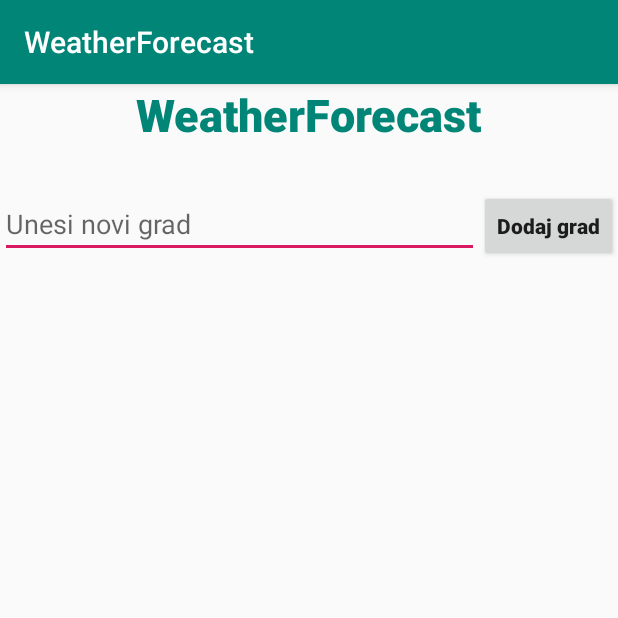
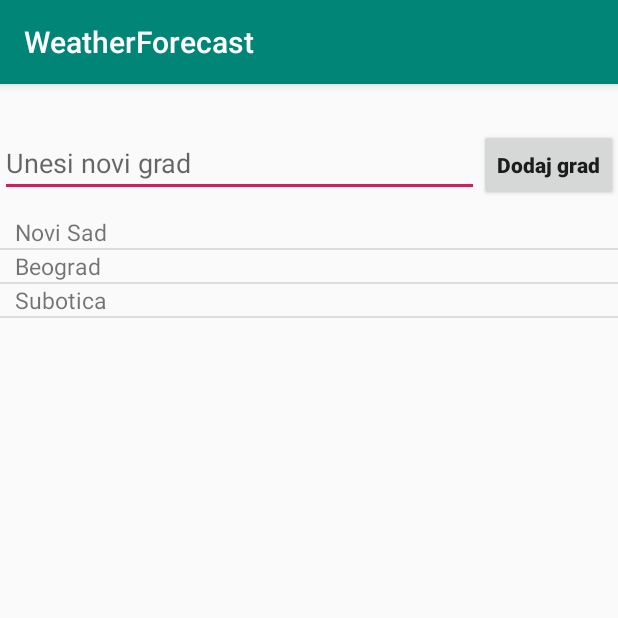
Before and after one commit to PetarZecevic/PNRS1, an Android app: the screen it shows after launch (MainActivity), on a phone screen of 412 x 824 dp, the top half of it. Run offline under Robolectric (Android 15) with nearby library versions, the phone set to English and light mode, and no system bars.

Commit message:
WeatherForecast: works fine without RadioButton, bug with rb, not reacting when clicked, listener is in MainActivity

```diff
--- /dev/null
+++ b/WeatherForecast/app/src/main/java/com/example/weatherforecast/CityAdapter.java
@@ -0,0 +1,77 @@
+package com.example.weatherforecast;
+
+import android.content.Context;
+import android.view.LayoutInflater;
+import android.view.View;
+import android.view.ViewGroup;
+import android.widget.BaseAdapter;
+import android.widget.RadioButton;
+import android.widget.TextView;
+
+import java.util.ArrayList;
+
+public class CityAdapter extends BaseAdapter {
+    private Context mContext;
+    private ArrayList<CityOption> mCityOptions;
+    private static class ViewHolder{
+        //public RadioButton rbutton;
+        public TextView cname;
+    }
+
+    public CityAdapter(Context context){
+        mContext = context;
+        mCityOptions = new ArrayList<CityOption>();
+        mCityOptions.add(new CityOption("Novi Sad"));
+        mCityOptions.add(new CityOption("Beograd"));
+        mCityOptions.add(new CityOption("Subotica"));
+    }
+
+    @Override
+    public int getCount() {
+        return mCityOptions.size();
+    }
+
+    @Override
+    public Object getItem(int i) throws IndexOutOfBoundsException{
+        Object oc = null;
+        try{
+            oc = mCityOptions.get(i);
+        }catch(IndexOutOfBoundsException e){
+            e.printStackTrace();
+        }
+        return oc;
+    }
+
+    @Override
+    public long getItemId(int i) {
+        return i;
+    }
+
+    public void addItem(CityOption co){
+        mCityOptions.add(co);
+        notifyDataSetChanged();
+    }
+
+    public boolean removeItem(CityOption co){
+        boolean ret = mCityOptions.remove(co);
+        notifyDataSetChanged();
+        return ret;
+    }
+
+    @Override
+    public View getView(int i, View view, ViewGroup viewGroup) {
+        View convertView = view;
+        if(convertView == null){
+            LayoutInflater inflater = (LayoutInflater) mContext.getSystemService(Context.LAYOUT_INFLATER_SERVICE);
+            convertView = inflater.inflate(R.layout.city_element, null);
+            ViewHolder holder = new ViewHolder();
+           // holder.rbutton = (RadioButton) convertView.findViewById(R.id.element_button);
+            holder.cname = (TextView) convertView.findViewById(R.id.element_name);
+            convertView.setTag(holder);
+        }
+        CityOption option = (CityOption) getItem(i);
+        ViewHolder holder = (ViewHolder) convertView.getTag();
+        holder.cname.setText(option.getCityName(), TextView.BufferType.NORMAL);
+        return convertView;
+    }
+}
--- /dev/null
+++ b/WeatherForecast/app/src/main/java/com/example/weatherforecast/CityOption.java
@@ -0,0 +1,18 @@
+package com.example.weatherforecast;
+
+// Class that holds resources that are in ListView options.
+public class CityOption {
+    private String mCityName;
+
+    public CityOption(String name){
+        mCityName = name;
+    }
+
+    public void setCityName(String mCityName) {
+        this.mCityName = mCityName;
+    }
+
+    public String getCityName() {
+        return mCityName;
+    }
+}
--- a/WeatherForecast/app/src/main/java/com/example/weatherforecast/MainActivity.java
+++ b/WeatherForecast/app/src/main/java/com/example/weatherforecast/MainActivity.java
@@ -7,13 +7,17 @@ import android.support.v7.app.AppCompatActivity;
 import android.os.Bundle;
 import android.util.Log;
 import android.view.View;
+import android.widget.AdapterView;
 import android.widget.Button;
 import android.widget.EditText;
+import android.widget.ListView;
 
-public class MainActivity extends AppCompatActivity implements View.OnClickListener{
+public class MainActivity extends AppCompatActivity implements View.OnClickListener,
+        AdapterView.OnItemClickListener, AdapterView.OnItemLongClickListener{
     private EditText mCity;
     private Button mSubmit;
     private AlertDialog mAlert;
+    private CityAdapter mAdapter;
     private static final String TAG = "MainActivity";
     public static final String CITY_INDEX = "city_name_index";
 
@@ -21,11 +25,17 @@ public class MainActivity extends AppCompatActivity implements View.OnClickListe
     protected void onCreate(Bundle savedInstanceState){
         super.onCreate(savedInstanceState);
         setContentView(R.layout.activity_main);
-
+        // Add city
         mCity = findViewById(R.id.city_name);
         mSubmit = findViewById(R.id.input_button);
         mSubmit.setOnClickListener(this);
-
+        // Cities list
+        ListView cityList = findViewById(R.id.city_list);
+        mAdapter = new CityAdapter(this);
+        cityList.setAdapter(mAdapter);
+        cityList.setOnItemClickListener(this);
+        cityList.setOnItemLongClickListener(this);
+        // Alert
         createCityAlert();
     }
 
@@ -43,20 +53,50 @@ public class MainActivity extends AppCompatActivity implements View.OnClickListe
         mAlert = builder1.create();
     }
 
+    public void switchActivity(String cityName){
+        Log.d(TAG, "City: " + cityName);
+        Intent binder = new Intent(this, DetailsActivity.class);
+        binder.putExtra(CITY_INDEX, cityName);
+        startActivity(binder);
+    }
+
     @Override
     public void onClick(View v) {
         if(v.getId() == mSubmit.getId()) {
             // Send city name to next activity.
             String cityName = String.valueOf(mCity.getText());
-            if (!cityName.isEmpty()) {
-                Log.d(TAG, "City: " + cityName);
-                Intent binder = new Intent(this, DetailsActivity.class);
-                binder.putExtra(CITY_INDEX, cityName);
-                startActivity(binder);
-            }
-            else {
+            if (!cityName.isEmpty())
+                // Add city to list.
+                mAdapter.addItem(new CityOption(cityName));
+            else
                 mAlert.show();
-            }
+        }
+    }
+
+    @Override
+    public void onItemClick(AdapterView<?> adapterView, View view, int i, long l) {
+        CityOption co = null;
+        try{
+            co = (CityOption)mAdapter.getItem(i);
+        }catch(IndexOutOfBoundsException e){
+            e.printStackTrace();
+        }finally {
+            Log.d(TAG, "Passed to new activity: " + co.getCityName());
+            switchActivity(co.getCityName());
+        }
+    }
+
+    @Override
+    public boolean onItemLongClick(AdapterView<?> adapterView, View view, int i, long l) {
+        CityOption co = null;
+        try{
+            co = (CityOption) mAdapter.getItem(i);
+        }catch(IndexOutOfBoundsException e){
+            e.printStackTrace();
+            return false;
+        }finally {
+            Log.d(TAG, "Removing: " + co.getCityName());
+            return mAdapter.removeItem(co);
         }
     }
 }
--- a/WeatherForecast/app/src/main/res/layout/activity_main.xml
+++ b/WeatherForecast/app/src/main/res/layout/activity_main.xml
@@ -7,19 +7,9 @@
     android:orientation="vertical"
     tools:context=".MainActivity">
 
-    <TextView
-        android:id="@+id/app_name"
-        android:layout_width="wrap_content"
-        android:layout_height="wrap_content"
-        android:layout_gravity="center"
-        android:text="@string/app_name"
-        android:textColor="@color/colorPrimary"
-        android:fontFamily="sans-serif-medium"
-        android:textStyle="bold"
-        android:textSize="30sp"/>
     <LinearLayout
         android:layout_width="match_parent"
-        android:layout_height="match_parent">
+        android:layout_height="wrap_content">
         <EditText
             android:id="@+id/city_name"
             android:layout_width="wrap_content"
@@ -39,5 +29,6 @@
     <ListView
         android:id="@+id/city_list"
         android:layout_width="match_parent"
-        android:layout_height="match_parent"/>
+        android:layout_height="match_parent"
+        android:layout_marginTop="10sp"/>
 </LinearLayout>
--- a/WeatherForecast/app/src/main/res/layout/city_element.xml
+++ b/WeatherForecast/app/src/main/res/layout/city_element.xml
@@ -3,14 +3,18 @@
     android:orientation="horizontal"
     android:layout_width="match_parent"
     android:layout_height="match_parent">
+    <!--
     <RadioButton
         android:id="@+id/element_button"
         android:layout_width="wrap_content"
         android:layout_height="wrap_content" />
+    />
+    !-->
     <TextView
         android:id="@+id/element_name"
         android:layout_width="wrap_content"
         android:layout_height="wrap_content"
-        android:layout_marginLeft="10sp"/>
+        android:textSize="15sp"
+        android:layout_marginStart="10sp"/>
 
 </LinearLayout>
```
Also changed, not shown: WeatherForecast/app/src/main/res/layout/activity_details.xml (+18 -9 lines), WeatherForecast/app/src/main/res/values/styles.xml (+9 -3 lines).
